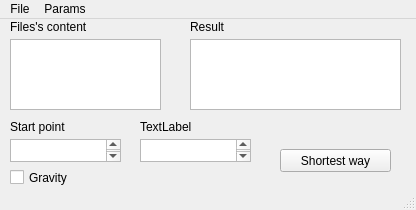
Nn0wn/garbage, file Ford-Fulkerson/mainwindow.ui: the form before one commit.
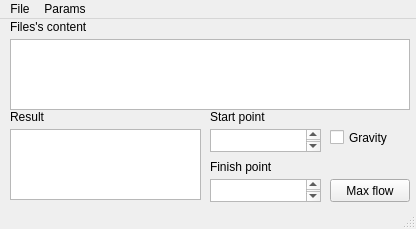
The form after the commit.

Patch:
```diff
--- a/Ford-Fulkerson/mainwindow.ui
+++ b/Ford-Fulkerson/mainwindow.ui
@@ -7,7 +7,7 @@
     <x>0</x>
     <y>0</y>
     <width>416</width>
-    <height>210</height>
+    <height>229</height>
    </rect>
   </property>
   <property name="windowTitle">
@@ -32,7 +32,7 @@
      <rect>
       <x>10</x>
       <y>20</y>
-      <width>151</width>
+      <width>400</width>
       <height>71</height>
      </rect>
     </property>
@@ -43,8 +43,8 @@
    <widget class="QCheckBox" name="checkBox">
     <property name="geometry">
      <rect>
-      <x>10</x>
-      <y>150</y>
+      <x>330</x>
+      <y>110</y>
       <width>60</width>
       <height>17</height>
      </rect>
@@ -59,9 +59,9 @@
     </property>
     <property name="geometry">
      <rect>
-      <x>190</x>
-      <y>20</y>
-      <width>211</width>
+      <x>10</x>
+      <y>110</y>
+      <width>191</width>
       <height>71</height>
      </rect>
     </property>
@@ -72,8 +72,8 @@
    <widget class="QLabel" name="label_3">
     <property name="geometry">
      <rect>
-      <x>190</x>
-      <y>0</y>
+      <x>10</x>
+      <y>90</y>
       <width>141</width>
       <height>16</height>
      </rect>
@@ -85,21 +85,21 @@
    <widget class="QPushButton" name="pushButton">
     <property name="geometry">
      <rect>
-      <x>280</x>
-      <y>130</y>
-      <width>111</width>
+      <x>330</x>
+      <y>160</y>
+      <width>80</width>
       <height>23</height>
      </rect>
     </property>
     <property name="text">
-     <string>Shortest way</string>
+     <string>Max flow</string>
     </property>
    </widget>
    <widget class="QTextEdit" name="textEdit_4">
     <property name="geometry">
      <rect>
-      <x>10</x>
-      <y>120</y>
+      <x>210</x>
+      <y>110</y>
       <width>111</width>
       <height>23</height>
      </rect>
@@ -108,8 +108,8 @@
    <widget class="QLabel" name="label_4">
     <property name="geometry">
      <rect>
-      <x>10</x>
-      <y>100</y>
+      <x>210</x>
+      <y>90</y>
       <width>141</width>
       <height>16</height>
      </rect>
@@ -121,8 +121,8 @@
    <widget class="QTextEdit" name="textEdit_2">
     <property name="geometry">
      <rect>
-      <x>140</x>
-      <y>120</y>
+      <x>210</x>
+      <y>160</y>
       <width>111</width>
       <height>23</height>
      </rect>
@@ -131,14 +131,14 @@
    <widget class="QLabel" name="label_2">
     <property name="geometry">
      <rect>
-      <x>140</x>
-      <y>100</y>
+      <x>210</x>
+      <y>140</y>
       <width>141</width>
       <height>16</height>
      </rect>
     </property>
     <property name="text">
-     <string>TextLabel</string>
+     <string>Finish point</string>
     </property>
    </widget>
   </widget>
```
Left out of the diff: 2 changed lines with no effect on the pictures.
